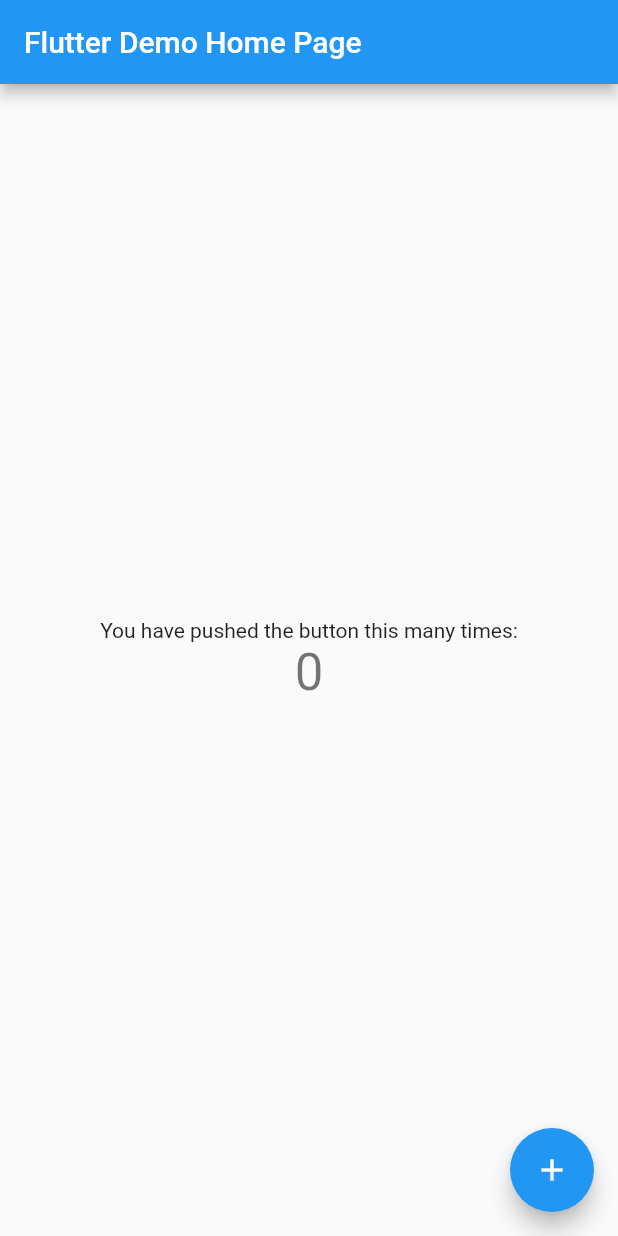
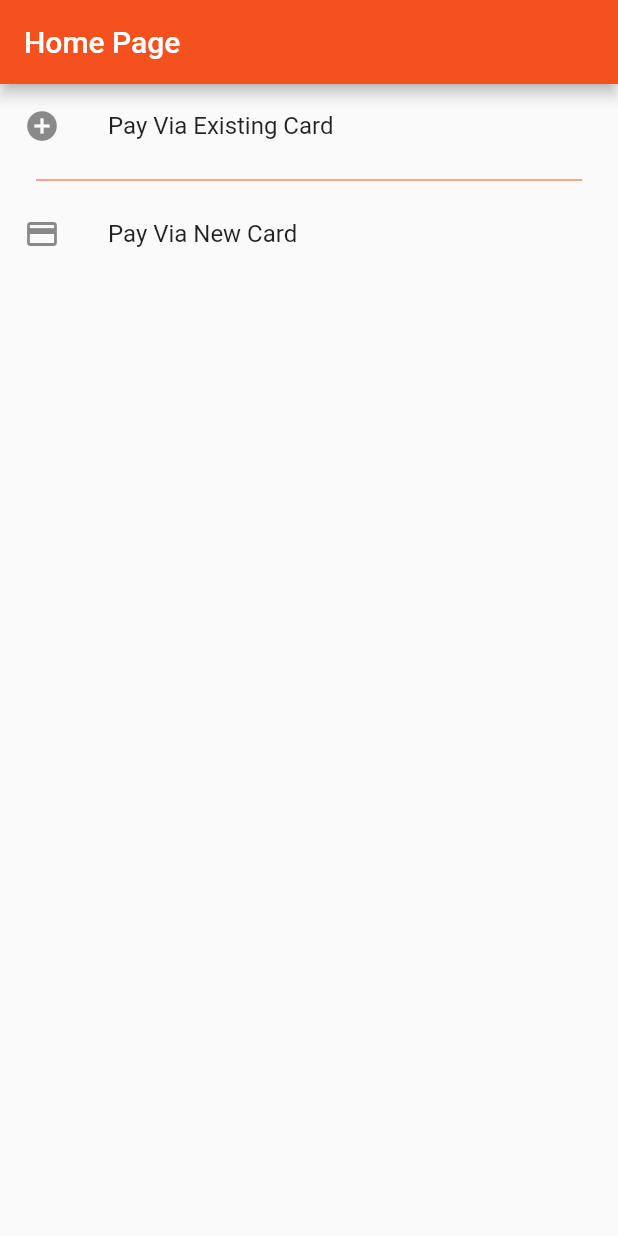
Before and after one commit to SharjeelMoqrabKhan/flutter_stripe_payment, a Flutter app: the screen it shows after launch, on a phone screen of 412 x 824 dp. Run offline on Flutter 3.47's test engine with Material 2 defaults, Android fonts, the phone set to English and light mode, and no system bars; our stand-ins replace flutter_credit_card.

Commit message:
Flutter Stripe Payments UI

```diff
--- a/lib/main.dart
+++ b/lib/main.dart
@@ -1,117 +1,21 @@
 import 'package:flutter/material.dart';
+import 'package:flutter_stripe_payment/pages/existing-card-page.dart';
+import 'package:flutter_stripe_payment/pages/home-page.dart';
 
 void main() {
   runApp(MyApp());
 }
 
 class MyApp extends StatelessWidget {
-  // This widget is the root of your application.
   @override
   Widget build(BuildContext context) {
     return MaterialApp(
-      title: 'Flutter Demo',
-      theme: ThemeData(
-        // This is the theme of your application.
-        //
-        // Try running your application with "flutter run". You'll see the
-        // application has a blue toolbar. Then, without quitting the app, try
-        // changing the primarySwatch below to Colors.green and then invoke
-        // "hot reload" (press "r" in the console where you ran "flutter run",
-        // or simply save your changes to "hot reload" in a Flutter IDE).
-        // Notice that the counter didn't reset back to zero; the application
-        // is not restarted.
-        primarySwatch: Colors.blue,
-        // This makes the visual density adapt to the platform that you run
-        // the app on. For desktop platforms, the controls will be smaller and
-        // closer together (more dense) than on mobile platforms.
-        visualDensity: VisualDensity.adaptivePlatformDensity,
-      ),
-      home: MyHomePage(title: 'Flutter Demo Home Page'),
+      theme: ThemeData(primaryColor: Colors.deepOrange.shade600),
+      initialRoute: '/',
+      routes: {
+        '/': (context) => HomePage(),
+        '/esxisting-card': (context) => ExistingCardPage(),
+      },
     );
   }
 }
-
-class MyHomePage extends StatefulWidget {
-  MyHomePage({Key key, this.title}) : super(key: key);
-
-  // This widget is the home page of your application. It is stateful, meaning
-  // that it has a State object (defined below) that contains fields that affect
-  // how it looks.
-
-  // This class is the configuration for the state. It holds the values (in this
-  // case the title) provided by the parent (in this case the App widget) and
-  // used by the build method of the State. Fields in a Widget subclass are
-  // always marked "final".
-
-  final String title;
-
-  @override
-  _MyHomePageState createState() => _MyHomePageState();
-}
-
-class _MyHomePageState extends State<MyHomePage> {
-  int _counter = 0;
-
-  void _incrementCounter() {
-    setState(() {
-      // This call to setState tells the Flutter framework that something has
-      // changed in this State, which causes it to rerun the build method below
-      // so that the display can reflect the updated values. If we changed
-      // _counter without calling setState(), then the build method would not be
-      // called again, and so nothing would appear to happen.
-      _counter++;
-    });
-  }
-
-  @override
-  Widget build(BuildContext context) {
-    // This method is rerun every time setState is called, for instance as done
-    // by the _incrementCounter method above.
-    //
-    // The Flutter framework has been optimized to make rerunning build methods
-    // fast, so that you can just rebuild anything that needs updating rather
-    // than having to individually change instances of widgets.
-    return Scaffold(
-      appBar: AppBar(
-        // Here we take the value from the MyHomePage object that was created by
-        // the App.build method, and use it to set our appbar title.
-        title: Text(widget.title),
-      ),
-      body: Center(
-        // Center is a layout widget. It takes a single child and positions it
-        // in the middle of the parent.
-        child: Column(
-          // Column is also a layout widget. It takes a list of children and
-          // arranges them vertically. By default, it sizes itself to fit its
-          // children horizontally, and tries to be as tall as its parent.
-          //
-          // Invoke "debug painting" (press "p" in the console, choose the
-          // "Toggle Debug Paint" action from the Flutter Inspector in Android
-          // Studio, or the "Toggle Debug Paint" command in Visual Studio Code)
-          // to see the wireframe for each widget.
-          //
-          // Column has various properties to control how it sizes itself and
-          // how it positions its children. Here we use mainAxisAlignment to
-          // center the children vertically; the main axis here is the vertical
-          // axis because Columns are vertical (the cross axis would be
-          // horizontal).
-          mainAxisAlignment: MainAxisAlignment.center,
-          children: <Widget>[
-            Text(
-              'You have pushed the button this many times:',
-            ),
-            Text(
-              '$_counter',
-              style: Theme.of(context).textTheme.headline4,
-            ),
-          ],
-        ),
-      ),
-      floatingActionButton: FloatingActionButton(
-        onPressed: _incrementCounter,
-        tooltip: 'Increment',
-        child: Icon(Icons.add),
-      ), // This trailing comma makes auto-formatting nicer for build methods.
-    );
-  }
-}
--- /dev/null
+++ b/lib/pages/home-page.dart
@@ -0,0 +1,71 @@
+import 'package:flutter/material.dart';
+import 'package:flutter_stripe_payment/services/payment-service.dart';
+
+class HomePage extends StatefulWidget {
+  @override
+  _HomePageState createState() => _HomePageState();
+}
+
+class _HomePageState extends State<HomePage> {
+  onItemPressed(BuildContext context, int index) {
+    switch (index) {
+      case 0:
+        var response = StripePaymentService.payViaNewCard(
+          amount: '150',
+          currency: 'USD',
+        );
+        if (response.success == true) {
+          Scaffold.of(context).showSnackBar(
+            SnackBar(
+              content: Text(response.message),
+              duration: Duration(milliseconds: 1200),
+            ),
+          );
+        }
+        break;
+      case 1:
+        Navigator.pushNamed(context, '/esxisting-card');
+        break;
+    }
+  }
+
+  @override
+  Widget build(BuildContext context) {
+    ThemeData theme = Theme.of(context);
+    return Scaffold(
+        appBar: AppBar(
+          title: Text('Home Page'),
+        ),
+        body: ListView.separated(
+          itemBuilder: (context, index) {
+            Icon icon;
+            Text text;
+            switch (index) {
+              case 0:
+                icon = Icon(Icons.add_circle);
+                text = Text('Pay Via Existing Card');
+                break;
+              case 1:
+                icon = Icon(Icons.credit_card);
+                text = Text('Pay Via New Card');
+                break;
+            }
+            return InkWell(
+              child: ListTile(
+                title: text,
+                leading: icon,
+                onTap: () => onItemPressed(context, index),
+              ),
+            );
+          },
+          separatorBuilder: (context, index) {
+            return Divider(
+              indent: 24.0,
+              endIndent: 24.0,
+              color: theme.primaryColor,
+            );
+          },
+          itemCount: 2,
+        ));
+  }
+}
--- /dev/null
+++ b/lib/services/payment-service.dart
@@ -0,0 +1,25 @@
+class StripeTransictionResponse {
+  StripeTransictionResponse({this.message, this.success});
+  final String message;
+  final bool success;
+}
+
+class StripePaymentService{
+  static const apiBase='https://api.stripe.com//v1';
+  static const secret = " ";
+
+  static StripeTransictionResponse payViaExistingCard({String amount, String currency, card}){
+    return StripeTransictionResponse(
+      message: 'Transaction Sucessful',
+      success: true
+    );
+  }
+
+    static StripeTransictionResponse payViaNewCard({String amount, String currency}){
+      return StripeTransictionResponse(
+      message: 'Transaction Sucessful',
+      success: true
+    );
+  }
+
+}
--- a/pubspec.yaml
+++ b/pubspec.yaml
@@ -28,6 +28,7 @@ dependencies:
   # The following adds the Cupertino Icons font to your application.
   # Use with the CupertinoIcons class for iOS style icons.
   cupertino_icons: ^1.0.0
+  flutter_credit_card: ^0.1.3
 
 dev_dependencies:
   flutter_test:
```
Also changed, not shown: lib/pages/existing-card-page.dart (added, +72 -0 lines), pubspec.lock, 1 other file.
